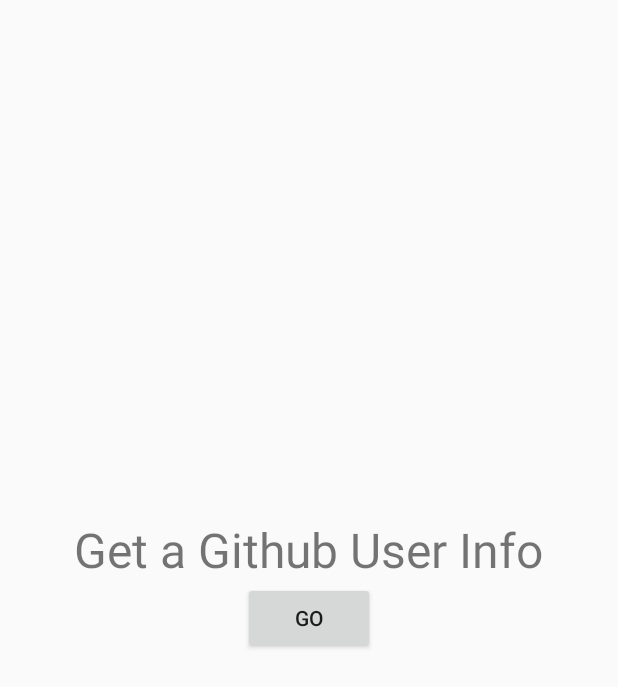
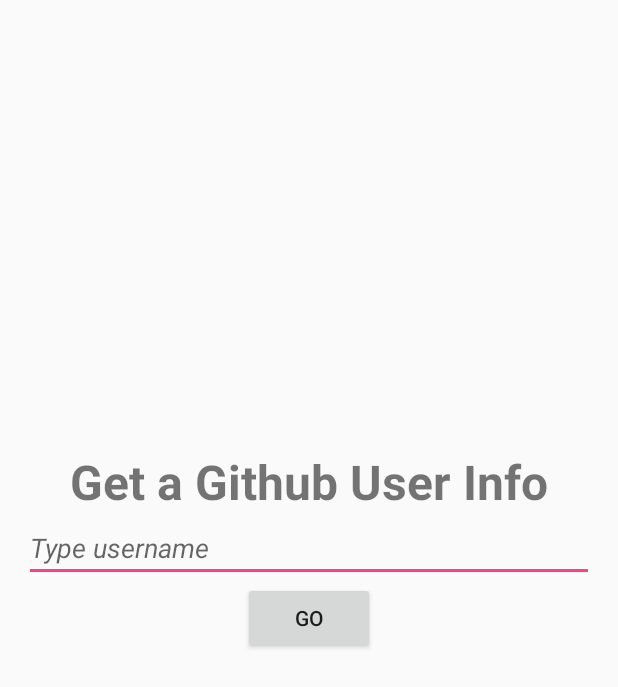
Before and after one commit to Rehlaender/Android-TrainGithubRestConsume, an Android app: the screen it shows after launch (MainActivity), on a phone screen of 412 x 824 dp. Shown: the top 687 px of the screen. Run offline under Robolectric (Android 15) with nearby library versions, the phone set to English and light mode, and no system bars.

Commit message:
Add the username input for route match

```diff
--- a/app/src/main/res/layout/activity_main.xml
+++ b/app/src/main/res/layout/activity_main.xml
@@ -1,23 +1,37 @@
 <?xml version="1.0" encoding="utf-8"?>
 <RelativeLayout xmlns:android="http://schemas.android.com/apk/res/android"
     xmlns:tools="http://schemas.android.com/tools"
-    android:orientation="vertical"
     android:layout_width="match_parent"
     android:layout_height="match_parent"
+    android:orientation="vertical"
     android:paddingBottom="@dimen/activity_vertical_margin"
     android:paddingLeft="@dimen/activity_horizontal_margin"
     android:paddingRight="@dimen/activity_horizontal_margin"
     android:paddingTop="@dimen/activity_vertical_margin"
     tools:context="com.example.onix.traingithubrestapi.MainActivity">
 
-    <TextView
-        android:text="@string/app_title"
-        android:textSize="@dimen/app_name_title"
-        android:layout_width="wrap_content"
+    <LinearLayout
+        android:layout_width="match_parent"
         android:layout_height="wrap_content"
-        android:layout_centerHorizontal="true"
         android:layout_above="@+id/search_go_btn_Container"
-        />
+        android:orientation="vertical">
+
+        <TextView
+            android:layout_width="match_parent"
+            android:layout_height="wrap_content"
+            android:textAlignment="center"
+            android:textStyle="bold"
+            android:text="@string/app_title"
+            android:textSize="@dimen/app_name_title" />
+
+        <EditText
+            android:id="@+id/getUserName"
+            android:layout_width="match_parent"
+            android:layout_height="wrap_content"
+            android:textStyle="italic"
+            android:hint="@string/user_hint"/>
+
+    </LinearLayout>
 
     <RelativeLayout
         android:id="@+id/search_go_btn_Container"
@@ -25,12 +39,13 @@
         android:layout_height="wrap_content"
         android:layout_centerHorizontal="true"
         android:layout_centerVertical="true">
+
         <Button
             android:id="@+id/search_go_btn"
+            android:layout_width="wrap_content"
+            android:layout_height="wrap_content"
             android:layout_centerHorizontal="true"
             android:layout_centerVertical="true"
-            android:layout_width="wrap_content"
-            android:layout_height="wrap_content"
             android:onClick="goGithub"
             android:text="Go" />
     </RelativeLayout>
--- a/app/src/main/res/values/strings.xml
+++ b/app/src/main/res/values/strings.xml
@@ -1,6 +1,7 @@
 <resources>
     <string name="app_name">Train GithubRestApi</string>
     <string name="app_title">Get a Github User Info</string>
+    <string name="user_hint">Type username</string>
     <string name="show_user_title">- Github user -</string>
     <string name="id_text">ID:</string>
     <string name="id_text_default">#id#</string>
```
